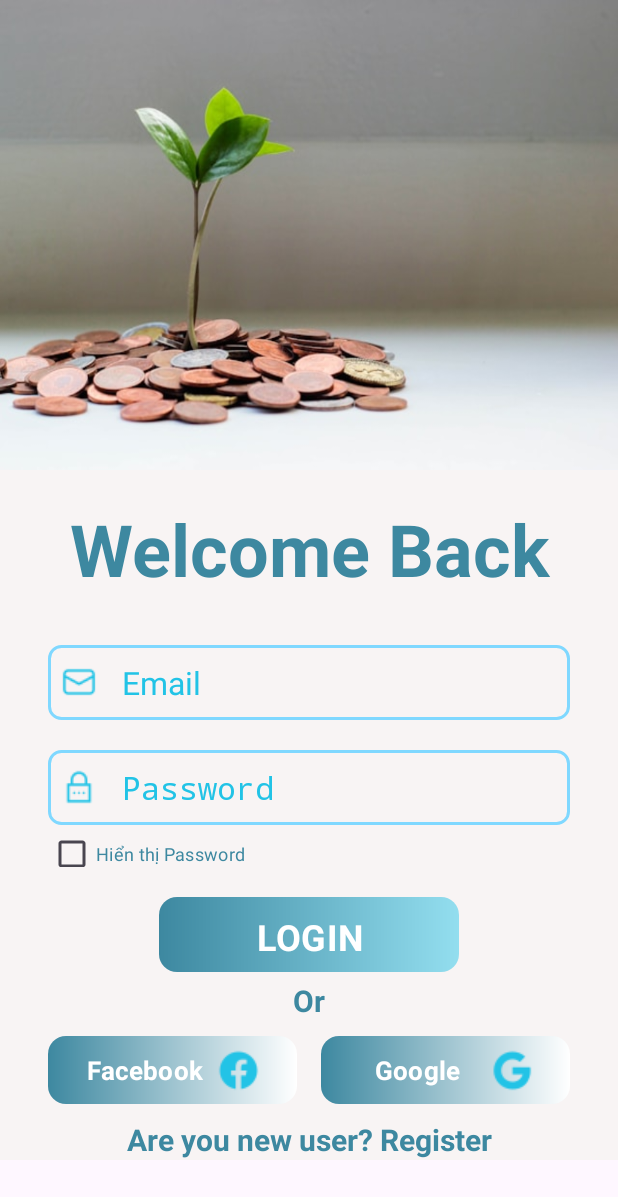
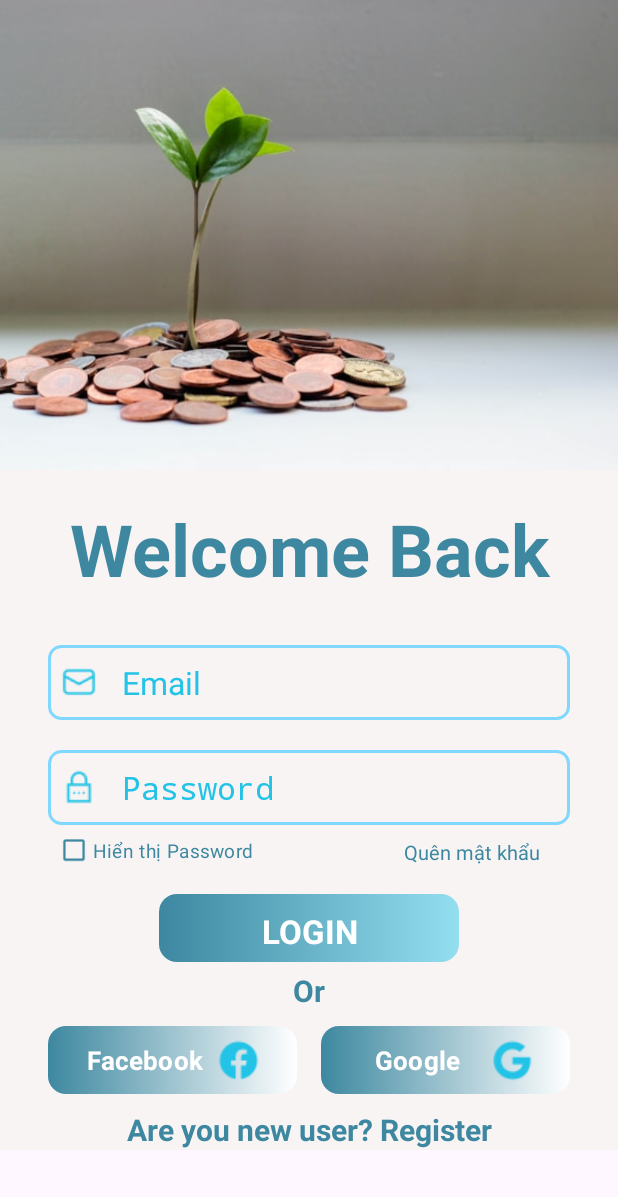
Before and after one commit to Nguyenvanthai2904/Project_CNPM, an Android app: the screen it shows after launch (LoginActivity), on a phone screen of 412 x 824 dp. Shown: the top 1197 px of the screen. Run offline under Robolectric (Android 15) with nearby library versions, the phone set to English and light mode, and no system bars; our stand-ins replace Firebase (no records; nobody signed in at launch, a user with empty details on screens opened directly).

Commit message:
quen mat khau, thong ke chi tieu

```diff
--- a/src/app/src/main/AndroidManifest.xml
+++ b/src/app/src/main/AndroidManifest.xml
@@ -15,6 +15,9 @@
         android:supportsRtl="true"
         android:theme="@style/Theme.MoneyMate"
         tools:targetApi="31">
+        <activity
+            android:name=".ForgotPassword"
+            android:exported="false" />
         <activity
             android:name=".Report"
             android:exported="false" />
--- a/src/app/src/main/java/com/example/moneymate/LoginActivity.java
+++ b/src/app/src/main/java/com/example/moneymate/LoginActivity.java
@@ -1,5 +1,6 @@
 package com.example.moneymate;
 
+import android.annotation.SuppressLint;
 import android.content.Intent;
 import android.os.Bundle;
 import android.text.TextUtils;
@@ -24,11 +25,12 @@ import android.text.InputType;
 public class LoginActivity extends AppCompatActivity {
     private EditText edt_email, edt_password;
     private Button btn_login, btn_facebook, btn_google;
-    private TextView tv_register;
+    private TextView tv_register, tv_qmk;
 
     private FirebaseAuth auth;
     private FirebaseFirestore db;
 
+    @SuppressLint("MissingInflatedId")
     @Override
     protected void onCreate(Bundle savedInstanceState) {
         super.onCreate(savedInstanceState);
@@ -51,6 +53,7 @@ public class LoginActivity extends AppCompatActivity {
         btn_login = findViewById(R.id.btn_login);
         btn_google = findViewById(R.id.btn_google);
         tv_register = findViewById(R.id.tv_register);
+        tv_qmk= findViewById(R.id.tv_qmk);
 
         // OnClickListener cho TextView đăng ký
         tv_register.setOnClickListener(view -> {
@@ -58,12 +61,18 @@ public class LoginActivity extends AppCompatActivity {
             startActivity(intent_signup);
         });
 
-        // OnClickListener cho nút đăng nhập
+        tv_qmk.setOnClickListener(new View.OnClickListener() {
+            @Override
+            public void onClick(View view) {
+                Intent qmk_intent = new Intent(LoginActivity.this, ForgotPassword.class);
+                startActivity(qmk_intent);
+            }
+        });
+
+
         btn_login.setOnClickListener(view -> loginUser());
 
-        // thêm OnClickListener cho các nút Facebook và Google nếu đã tích hợp
-        // btn_facebook.setOnClickListener(...);
-        // btn_google.setOnClickListener(...);
+
 
         CheckBox cbShowpassword = findViewById(R.id.cbshowpassword);
 
--- a/src/app/src/main/res/layout/activity_login.xml
+++ b/src/app/src/main/res/layout/activity_login.xml
@@ -76,28 +76,45 @@
                 android:textColorHint="#22C3E6"
                 android:textSize="21sp" />
 
-            <CheckBox
-                android:id="@+id/cbshowpassword"
-                android:layout_width="wrap_content"
-                android:layout_height="18dp"
-                android:layout_marginStart="32dp"
-                android:layout_marginTop="10dp"
-                android:fontFamily="sans-serif"
-                android:text="Hiển thị Password"
-                android:textColor="#3D88A0"
-                android:textSize="12sp" />
+            <LinearLayout
+                android:layout_width="match_parent"
+                android:layout_height="34dp"
+                android:orientation="horizontal">
+
+                <CheckBox
+                    android:id="@+id/cbshowpassword"
+                    android:layout_width="205dp"
+                    android:layout_height="wrap_content"
+                    android:layout_marginStart="16dp"
+                    android:buttonTint="#3D88A0"
+                    android:fontFamily="sans-serif"
+                    android:scaleX="0.8"
+                    android:scaleY="0.8"
+                    android:text="Hiển thị Password"
+                    android:textColor="#3D88A0"
+                    android:textSize="16sp" />
+
+                <TextView
+                    android:id="@+id/tv_qmk"
+                    android:layout_width="wrap_content"
+                    android:layout_height="wrap_content"
+                    android:text="Quên mật khẩu"
+                    android:textSize="13sp"
+                    android:layout_marginLeft="48dp"
+                    android:textColor="#3D88A0" />
+            </LinearLayout>
 
             <Button
                 android:id="@+id/btn_login"
                 android:layout_width="200dp"
-                android:layout_height="50dp"
+                android:layout_height="45dp"
                 android:layout_gravity="center"
-                android:layout_marginTop="20dp"
+                android:layout_marginTop="12dp"
                 android:background="@drawable/btn_login"
                 android:fontFamily="sans-serif"
                 android:text="Login"
                 android:textAllCaps="true"
-                android:textSize="24sp"
+                android:textSize="22sp"
                 android:textStyle="bold"
                 app:backgroundTint="@null" />
 
--- a/src/app/src/main/res/layout/activity_report.xml
+++ b/src/app/src/main/res/layout/activity_report.xml
@@ -77,7 +77,7 @@
         android:layout_width="200dp"
         android:layout_height="40dp"
         android:layout_gravity="center"
-        android:layout_marginTop="12dp"
+        android:layout_marginTop="20dp"
         android:background="@drawable/btn_login"
         android:fontFamily="sans-serif"
         android:text="Xuất báo cáo"
@@ -86,6 +86,7 @@
         android:textStyle="bold"
         app:backgroundTint="@null"
         app:layout_constraintEnd_toEndOf="parent"
+        app:layout_constraintHorizontal_bias="0.497"
         app:layout_constraintStart_toStartOf="parent"
         app:layout_constraintTop_toBottomOf="@+id/yearSpinner_report" />
 
--- a/src/app/src/main/res/layout/layout_tab1.xml
+++ b/src/app/src/main/res/layout/layout_tab1.xml
@@ -11,7 +11,7 @@
 
         <LinearLayout
             android:layout_width="match_parent"
-            android:layout_height="wrap_content"
+            android:layout_height="match_parent"
             android:orientation="vertical">
 
             <!-- Row for Date -->
@@ -115,7 +115,7 @@
             <GridView
                 android:id="@+id/gv_tab1"
                 android:layout_width="match_parent"
-                android:layout_height="329dp"
+                android:layout_height="330dp"
                 android:layout_marginTop="20dp"
                 android:numColumns="3"
                 android:verticalSpacing="16dp"
--- a/src/app/src/main/res/layout/layout_tab2.xml
+++ b/src/app/src/main/res/layout/layout_tab2.xml
@@ -112,7 +112,7 @@
             <GridView
                 android:id="@+id/gv_tab2"
                 android:layout_width="match_parent"
-                android:layout_height="318dp"
+                android:layout_height="330dp"
                 android:layout_marginTop="20dp"
                 android:numColumns="3"
                 android:verticalSpacing="16dp" />
```
Also changed, not shown: src/app/src/main/java/com/example/moneymate/ChartFragment.java (+14 -0 lines), src/app/src/main/java/com/example/moneymate/ForgotPassword.java (added, +80 -0 lines), src/app/src/main/java/com/example/moneymate/MainActivity.java (+1 -9 lines), src/app/src/main/java/com/example/moneymate/Report.java (+10 -164 lines), src/app/src/main/java/com/example/moneymate/Tab1Fragment.java (+5 -8 lines), src/app/src/main/res/layout/activity_forgot_password.xml (added, +55 -0 lines), src/app/src/main/res/layout/activity_setting.xml (+4 -4 lines), src/app/src/main/res/layout/fragment_chart.xml (+34 -9 lines).
